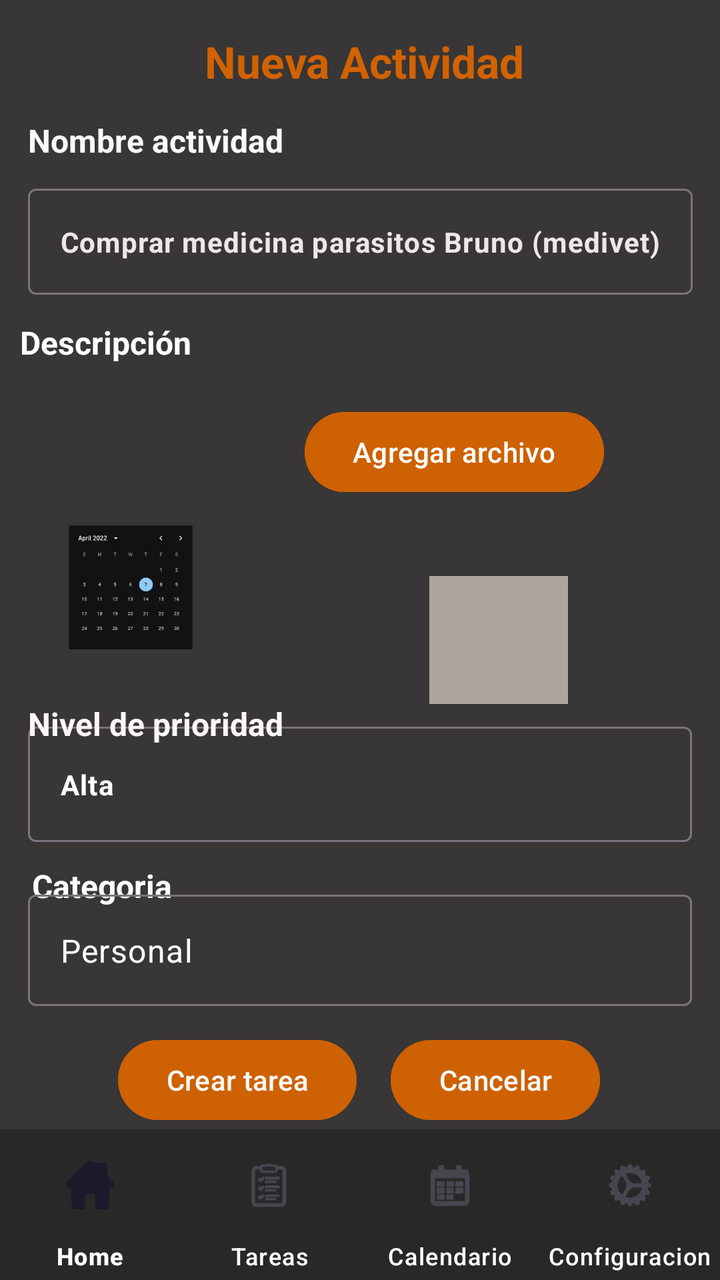
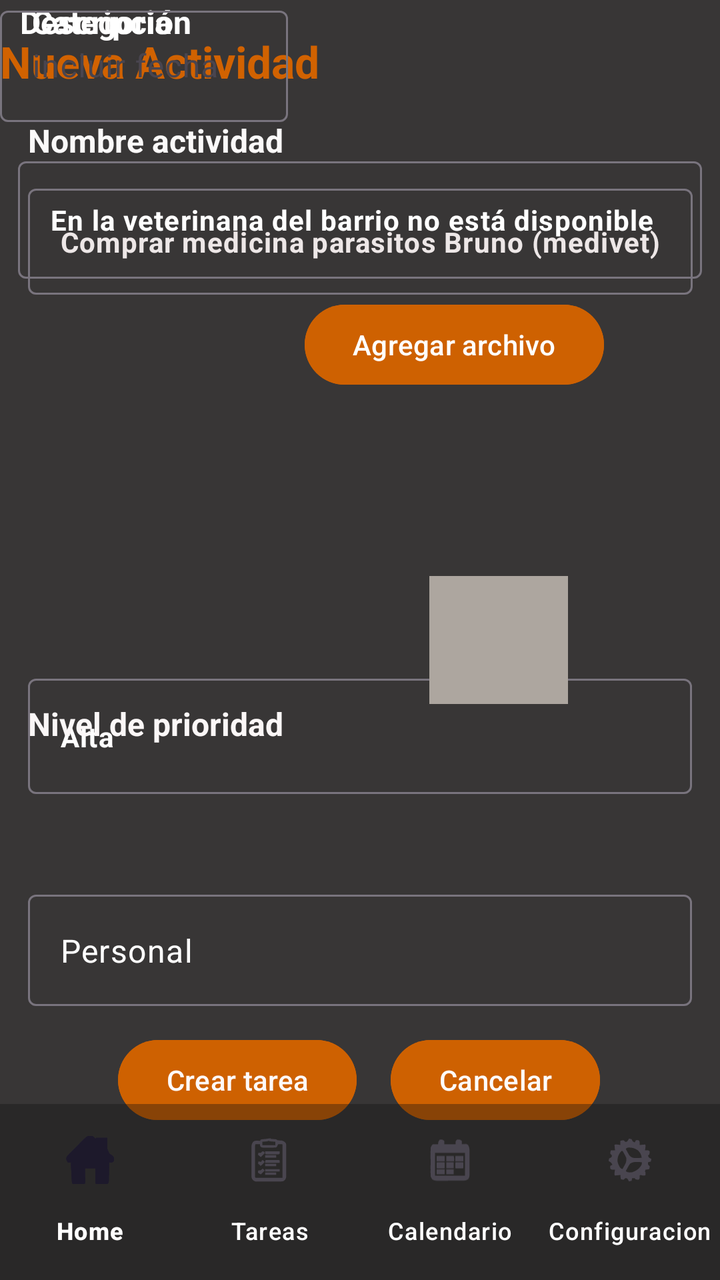

An Android layout rendered at two revisions. The XML below is the earlier revision; the diff shows what the commit changed to produce the second picture.
<!-- AndroidManifest.xml: application theme Theme.GetDone -->
<!-- res/layout/activity_new_task.xml -->
<?xml version="1.0" encoding="utf-8"?>
<androidx.constraintlayout.widget.ConstraintLayout xmlns:android="http://schemas.android.com/apk/res/android"
    xmlns:app="http://schemas.android.com/apk/res-auto"
    xmlns:tools="http://schemas.android.com/tools"
    android:id="@+id/main"
    android:layout_width="match_parent"
    android:layout_height="match_parent"
    android:background="#383636"
    tools:context=".new_Task">

    <TextView
        android:id="@+id/textView7"
        android:layout_width="wrap_content"
        android:layout_height="wrap_content"
        android:layout_marginTop="16dp"
        android:layout_marginEnd="84dp"
        android:text="Nueva Actividad"
        android:textColor="#D16201"
        android:textSize="22sp"
        android:textStyle="bold"
        app:layout_constraintEnd_toEndOf="@+id/textInputLayout"
        app:layout_constraintTop_toTopOf="parent" />

    <com.google.android.material.textfield.TextInputLayout
        android:id="@+id/textInputLayout4"
        android:layout_width="0dp"
        android:layout_height="63dp"
        android:layout_marginStart="14dp"
        android:layout_marginTop="119dp"
        android:layout_marginEnd="14dp"
        android:layout_marginBottom="119dp"
        app:layout_constraintBottom_toTopOf="@+id/crear_nueva_tarea"
        app:layout_constraintEnd_toEndOf="parent"
        app:layout_constraintStart_toStartOf="parent"
        app:layout_constraintTop_toTopOf="@+id/imageView2">

        <com.google.android.material.textfield.TextInputEditText
            android:layout_width="match_parent"
            android:layout_height="match_parent"
            android:text="Alta"
            android:textColor="@color/white"
            android:textSize="14sp"
            android:textStyle="bold" />
    </com.google.android.material.textfield.TextInputLayout>

    <TextView
        android:id="@+id/textView9"
        android:layout_width="wrap_content"
        android:layout_height="wrap_content"
        android:layout_marginStart="10dp"
        android:layout_marginTop="13dp"
        android:text="Descripción"
        android:textColor="#ffffff"
        android:textSize="16sp"
        android:textStyle="bold"
        app:layout_constraintStart_toStartOf="parent"
        app:layout_constraintTop_toBottomOf="@+id/textInputLayout" />

    <com.google.android.material.textfield.TextInputLayout
        android:id="@+id/textInputLayout3"
        android:layout_width="0dp"
        android:layout_height="64dp"
        android:layout_marginStart="9dp"
        android:layout_marginTop="28dp"
        android:layout_marginEnd="9dp"
        android:layout_marginBottom="31dp"
        app:layout_constraintBottom_toBottomOf="@+id/textView11"
        app:layout_constraintEnd_toEndOf="parent"
        app:layout_constraintStart_toStartOf="parent"
        app:layout_constraintTop_toTopOf="@+id/textView9">

        <com.google.android.material.textfield.TextInputEditText
            android:layout_width="match_parent"
            android:layout_height="match_parent"
            android:text="En la veterinana del barrio no está disponible"
            android:textColor="@color/white"
            android:textSize="14sp"
            android:textStyle="bold" />

    </com.google.android.material.textfield.TextInputLayout>

    <TextView
        android:id="@+id/textView11"
        android:layout_width="wrap_content"
        android:layout_height="wrap_content"
        android:layout_marginStart="18dp"
        android:layout_marginTop="247dp"
        android:layout_marginBottom="248dp"
        android:text="Fecha limite"
        android:textColor="#FBFBFB"
        android:textSize="16sp"
        android:textStyle="bold"
        app:layout_constraintBottom_toTopOf="@+id/textInputLayout9"
        app:layout_constraintStart_toStartOf="parent"
        app:layout_constraintTop_toTopOf="@+id/textView7" />

    <com.google.android.material.textfield.TextInputLayout
        android:id="@+id/textInputLayout"
        android:layout_width="wrap_content"
        android:layout_height="wrap_content"
        android:layout_marginStart="14dp"
        android:layout_marginTop="8dp"
        app:layout_constraintStart_toStartOf="parent"
        app:layout_constraintTop_toBottomOf="@+id/textView8">

        <com.google.android.material.textfield.TextInputEditText
            android:id="@+id/nombre_actividad"
            android:layout_width="wrap_content"
            android:layout_height="match_parent"
            android:text="Comprar medicina parasitos Bruno (medivet)"
            android:textColor="#EDE7E7"
            android:textSize="14sp"
            android:textStyle="bold" />
    </com.google.android.material.textfield.TextInputLayout>

    <ImageView
        android:id="@+id/imageView2"
        android:layout_width="0dp"
        android:layout_height="62dp"
        android:layout_marginStart="16dp"
        android:layout_marginTop="43dp"
        android:layout_marginEnd="38dp"
        android:layout_marginBottom="35dp"
        app:layout_constraintBottom_toTopOf="@+id/textView16"
        app:layout_constraintEnd_toStartOf="@+id/boton_agregar_archivo"
        app:layout_constraintStart_toStartOf="parent"
        app:layout_constraintTop_toTopOf="@+id/textView11"
        app:srcCompat="@drawable/calendar" />

    <TextView
        android:id="@+id/textView16"
        android:layout_width="wrap_content"
        android:layout_height="wrap_content"
        android:layout_marginStart="14dp"
        android:layout_marginTop="63dp"
        android:layout_marginEnd="73dp"
        android:text="Nivel de prioridad"
        android:textColor="#FBF7F7"
        android:textSize="16sp"
        android:textStyle="bold"
        app:layout_constraintEnd_toStartOf="@+id/foto_viewer"
        app:layout_constraintStart_toStartOf="parent"
        app:layout_constraintTop_toTopOf="@+id/foto_viewer" />

    <TextView
        android:id="@+id/textView8"
        android:layout_width="wrap_content"
        android:layout_height="wrap_content"
        android:layout_marginStart="14dp"
        android:layout_marginTop="14dp"
        android:text="Nombre actividad"
        android:textColor="#FBF9F9"
        android:textSize="16sp"
        android:textStyle="bold"
        app:layout_constraintStart_toStartOf="parent"
        app:layout_constraintTop_toBottomOf="@+id/textView7" />

    <Button
        android:id="@+id/crear_nueva_tarea"
        android:layout_width="wrap_content"
        android:layout_height="wrap_content"
        android:layout_marginStart="45dp"
        android:layout_marginTop="13dp"
        android:backgroundTint="#CE6101"
        android:onClick="nueva_tarea_creada"
        android:text="Crear tarea"
        android:textColor="#FDF9F9"
        app:layout_constraintStart_toStartOf="@+id/textInputLayout9"
        app:layout_constraintTop_toBottomOf="@+id/textInputLayout9" />

    <Button
        android:id="@+id/boton_cancelar_tarea"
        android:layout_width="wrap_content"
        android:layout_height="wrap_content"
        android:layout_marginTop="13dp"
        android:layout_marginEnd="46dp"
        android:backgroundTint="#CE6101"
        android:onClick="cancelar_nueva_tarea"
        android:text="Cancelar"
        android:textColor="#FDFBFB"
        app:layout_constraintEnd_toEndOf="@+id/textInputLayout9"
        app:layout_constraintTop_toBottomOf="@+id/textInputLayout9" />

    <com.google.android.material.bottomnavigation.BottomNavigationView
        android:id="@+id/menu_navegacion"
        android:layout_width="wrap_content"
        android:layout_height="wrap_content"
        android:layout_marginTop="13dp"
        android:background="#5F101010"
        android:paddingTop="4dp"
        android:paddingBottom="4dp"
        app:itemTextColor="#ffffff"
        app:labelVisibilityMode="labeled"
        app:layout_constraintBottom_toBottomOf="parent"
        app:layout_constraintStart_toStartOf="parent"
        app:layout_constraintTop_toBottomOf="@+id/crear_nueva_tarea"
        app:menu="@menu/bottom_menu" />

    <TextView
        android:id="@+id/textView29"
        android:layout_width="wrap_content"
        android:layout_height="wrap_content"
        android:layout_marginStart="16dp"
        android:layout_marginTop="11dp"
        android:text="Categoria"
        android:textColor="#FFFFFF"
        android:textSize="16sp"
        android:textStyle="bold"
        app:layout_constraintStart_toStartOf="parent"
        app:layout_constraintTop_toBottomOf="@+id/textInputLayout4" />

    <com.google.android.material.textfield.TextInputLayout
        android:id="@+id/textInputLayout9"
        android:layout_width="0dp"
        android:layout_height="wrap_content"
        android:layout_marginStart="14dp"
        android:layout_marginEnd="14dp"
        android:layout_marginBottom="137dp"
        app:layout_constraintBottom_toBottomOf="parent"
        app:layout_constraintEnd_toEndOf="parent"
        app:layout_constraintStart_toStartOf="parent">

        <com.google.android.material.textfield.TextInputEditText
            android:layout_width="match_parent"
            android:layout_height="match_parent"
            android:text="Personal"
            android:textColor="@color/white" />
    </com.google.android.material.textfield.TextInputLayout>

    <Button
        android:id="@+id/boton_agregar_archivo"
        android:layout_width="wrap_content"
        android:layout_height="wrap_content"
        android:layout_marginTop="9dp"
        android:layout_marginEnd="58dp"
        android:backgroundTint="#CE6101"
        android:onClick="tomarFoto"
        android:text="Agregar archivo"
        android:textColor="#FFFFFF"
        app:layout_constraintEnd_toEndOf="parent"
        app:layout_constraintStart_toEndOf="@+id/imageView2"
        app:layout_constraintTop_toBottomOf="@+id/textInputLayout3" />

    <ImageView
        android:id="@+id/foto_viewer"
        android:layout_width="0dp"
        android:layout_height="64dp"
        android:layout_marginEnd="76dp"
        android:background="#ADA69F"
        app:layout_constraintBottom_toBottomOf="parent"
        app:layout_constraintEnd_toEndOf="parent"
        app:layout_constraintStart_toEndOf="@+id/textView16"
        app:layout_constraintTop_toTopOf="parent" />

</androidx.constraintlayout.widget.ConstraintLayout>
<!-- resources referenced by this layout -->
<resources>
  <color name="white">#FFFFFFFF</color>
  <!-- drawable calendar: png bitmap (drawable-mdpi, 11093 bytes) -->
  <style name="Theme.GetDone" parent="Base.Theme.GetDone" />
  <style name="Base.Theme.GetDone" parent="Theme.Material3.DayNight.NoActionBar">
          
          
      </style>
</resources>

<!-- the commit's change to res/layout/activity_new_task.xml (unified diff, before → after) -->
@@ -13,26 +13,23 @@
         android:layout_width="wrap_content"
         android:layout_height="wrap_content"
         android:layout_marginTop="16dp"
-        android:layout_marginEnd="84dp"
         android:text="Nueva Actividad"
         android:textColor="#D16201"
         android:textSize="22sp"
         android:textStyle="bold"
-        app:layout_constraintEnd_toEndOf="@+id/textInputLayout"
-        app:layout_constraintTop_toTopOf="parent" />
+        app:layout_constraintTop_toTopOf="parent"
+        tools:layout_editor_absoluteX="106dp" />
 
     <com.google.android.material.textfield.TextInputLayout
         android:id="@+id/textInputLayout4"
         android:layout_width="0dp"
         android:layout_height="63dp"
         android:layout_marginStart="14dp"
-        android:layout_marginTop="119dp"
         android:layout_marginEnd="14dp"
         android:layout_marginBottom="119dp"
         app:layout_constraintBottom_toTopOf="@+id/crear_nueva_tarea"
         app:layout_constraintEnd_toEndOf="parent"
-        app:layout_constraintStart_toStartOf="parent"
-        app:layout_constraintTop_toTopOf="@+id/imageView2">
+        app:layout_constraintStart_toStartOf="parent">
 
         <com.google.android.material.textfield.TextInputEditText
             android:layout_width="match_parent"
@@ -48,13 +45,12 @@
         android:layout_width="wrap_content"
         android:layout_height="wrap_content"
         android:layout_marginStart="10dp"
-        android:layout_marginTop="13dp"
         android:text="Descripción"
         android:textColor="#ffffff"
         android:textSize="16sp"
         android:textStyle="bold"
         app:layout_constraintStart_toStartOf="parent"
-        app:layout_constraintTop_toBottomOf="@+id/textInputLayout" />
+        tools:layout_editor_absoluteY="162dp" />
 
     <com.google.android.material.textfield.TextInputLayout
         android:id="@+id/textInputLayout3"
@@ -95,7 +91,7 @@
         app:layout_constraintTop_toTopOf="@+id/textView7" />
 
     <com.google.android.material.textfield.TextInputLayout
-        android:id="@+id/textInputLayout"
+        android:id="@+id/TextInputLayout4"
         android:layout_width="wrap_content"
         android:layout_height="wrap_content"
         android:layout_marginStart="14dp"
@@ -104,7 +100,7 @@
         app:layout_constraintTop_toBottomOf="@+id/textView8">
 
         <com.google.android.material.textfield.TextInputEditText
-            android:id="@+id/nombre_actividad"
+            android:id="@+id/fecha_actividad"
             android:layout_width="wrap_content"
             android:layout_height="match_parent"
             android:text="Comprar medicina parasitos Bruno (medivet)"
@@ -112,20 +108,6 @@
             android:textSize="14sp"
             android:textStyle="bold" />
     </com.google.android.material.textfield.TextInputLayout>
-
-    <ImageView
-        android:id="@+id/imageView2"
-        android:layout_width="0dp"
-        android:layout_height="62dp"
-        android:layout_marginStart="16dp"
-        android:layout_marginTop="43dp"
-        android:layout_marginEnd="38dp"
-        android:layout_marginBottom="35dp"
-        app:layout_constraintBottom_toTopOf="@+id/textView16"
-        app:layout_constraintEnd_toStartOf="@+id/boton_agregar_archivo"
-        app:layout_constraintStart_toStartOf="parent"
-        app:layout_constraintTop_toTopOf="@+id/textView11"
-        app:srcCompat="@drawable/calendar" />
 
     <TextView
         android:id="@+id/textView16"
@@ -185,7 +167,6 @@
         android:id="@+id/menu_navegacion"
         android:layout_width="wrap_content"
         android:layout_height="wrap_content"
-        android:layout_marginTop="13dp"
         android:background="#5F101010"
         android:paddingTop="4dp"
         android:paddingBottom="4dp"
@@ -193,7 +174,6 @@
         app:labelVisibilityMode="labeled"
         app:layout_constraintBottom_toBottomOf="parent"
         app:layout_constraintStart_toStartOf="parent"
-        app:layout_constraintTop_toBottomOf="@+id/crear_nueva_tarea"
         app:menu="@menu/bottom_menu" />
 
     <TextView
@@ -201,13 +181,12 @@
         android:layout_width="wrap_content"
         android:layout_height="wrap_content"
         android:layout_marginStart="16dp"
-        android:layout_marginTop="11dp"
         android:text="Categoria"
         android:textColor="#FFFFFF"
         android:textSize="16sp"
         android:textStyle="bold"
         app:layout_constraintStart_toStartOf="parent"
-        app:layout_constraintTop_toBottomOf="@+id/textInputLayout4" />
+        tools:layout_editor_absoluteY="499dp" />
 
     <com.google.android.material.textfield.TextInputLayout
         android:id="@+id/textInputLayout9"
@@ -238,7 +217,6 @@
         android:text="Agregar archivo"
         android:textColor="#FFFFFF"
         app:layout_constraintEnd_toEndOf="parent"
-        app:layout_constraintStart_toEndOf="@+id/imageView2"
         app:layout_constraintTop_toBottomOf="@+id/textInputLayout3" />
 
     <ImageView
@@ -252,4 +230,18 @@
         app:layout_constraintStart_toEndOf="@+id/textView16"
         app:layout_constraintTop_toTopOf="parent" />
 
+    <com.google.android.material.textfield.TextInputLayout
+        android:id="@+id/input_fecha"
+        android:layout_width="144dp"
+        android:layout_height="77dp"
+        tools:layout_editor_absoluteX="18dp"
+        tools:layout_editor_absoluteY="298dp">
+
+        <com.google.android.material.textfield.TextInputEditText
+            android:id="@+id/fecha_actividad"
+            android:layout_width="match_parent"
+            android:layout_height="wrap_content"
+            android:hint="incluir fecha" />
+    </com.google.android.material.textfield.TextInputLayout>
+
 </androidx.constraintlayout.widget.ConstraintLayout>
<!-- resource entries referenced after the edit -->
@@ -1,7 +1,6 @@
 <!-- resources referenced by this layout -->
 <resources>
   <color name="white">#FFFFFFFF</color>
-  <!-- drawable calendar: png bitmap (drawable-mdpi, 11093 bytes) -->
   <style name="Theme.GetDone" parent="Base.Theme.GetDone" />
   <style name="Base.Theme.GetDone" parent="Theme.Material3.DayNight.NoActionBar">
           
